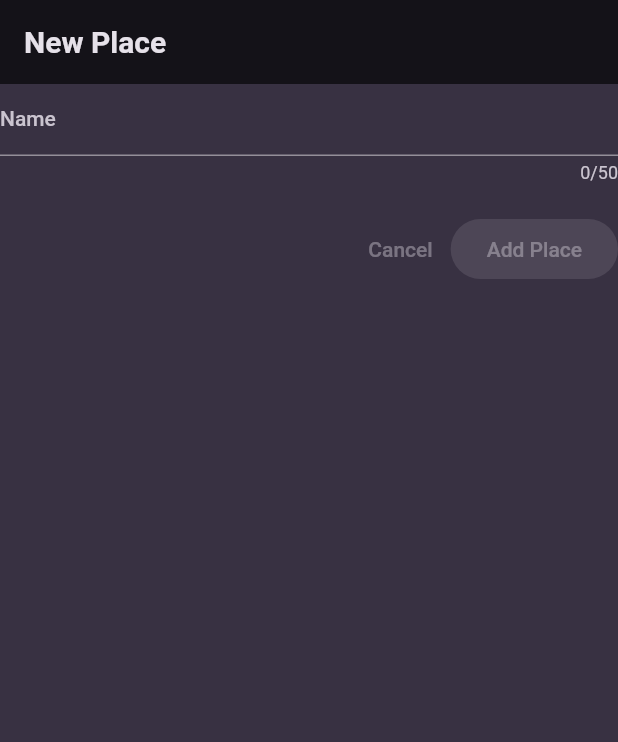
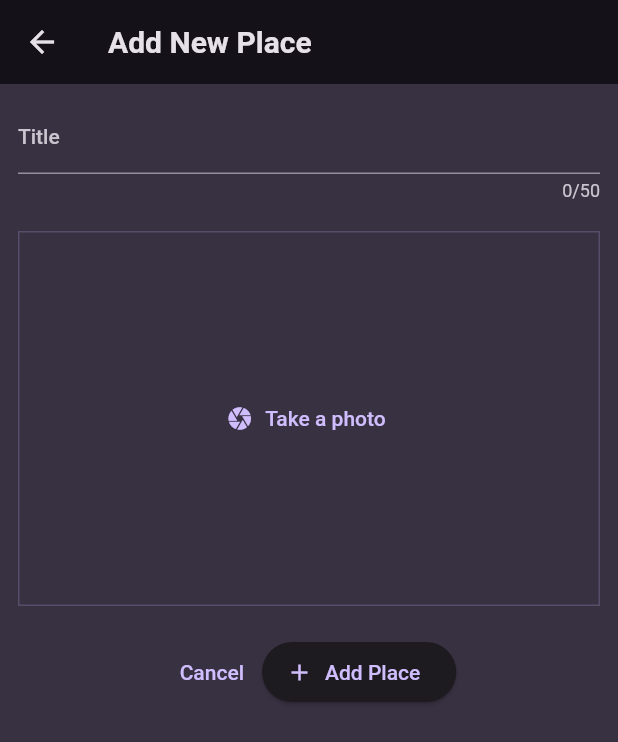
Before and after one commit to stanislavkrasota/course_6th_project, a Flutter app: the screen it shows after launch, after a tap on the "add" icon, on a phone screen of 412 x 824 dp. Shown: the top 742 px of the screen. Run offline on Flutter 3.47's test engine with Material 2 defaults, Android fonts, the phone set to English and light mode, and no system bars; our stand-ins replace flutter_riverpod, google_fonts, image_picker.

Commit message:
Polish basic structure. Adding image photo

```diff
--- a/lib/main.dart
+++ b/lib/main.dart
@@ -39,6 +39,6 @@ class MyApp extends StatelessWidget {
   @override
   Widget build(BuildContext context) {
     return MaterialApp(
-        title: 'Great Places', theme: theme, home: const MyPlaceList());
+        title: 'Great Places', theme: theme, home: const PlacesScreen());
   }
 }
--- a/lib/models/place.dart
+++ b/lib/models/place.dart
@@ -1,8 +1,15 @@
+import 'dart:io';
+
+import 'package:uuid/uuid.dart';
+
+const uuid = Uuid();
+
 class Place {
+  Place({
+    required this.title,
+    required this.image,
+  }) : id = uuid.v4();
   final String id;
   final String title;
-  const Place({
-    required this.id,
-    required this.title,
-  });
+  final File image;
 }
--- a/lib/providers/place_provider.dart
+++ b/lib/providers/place_provider.dart
@@ -1,4 +1,15 @@
-import 'package:course_6th_project/mocks/dummy_places.dart';
+import 'package:course_6th_project/models/place.dart';
 import 'package:flutter_riverpod/flutter_riverpod.dart';
 
-final placesProvider = Provider((red) => dummyPlaces);
+class UserPlacesNotifier extends StateNotifier<List<Place>> {
+  UserPlacesNotifier() : super([]);
+
+  addplace(Place newPlace) {
+    state = [newPlace, ...state];
+  }
+}
+
+final userPlacesProvider =
+    StateNotifierProvider<UserPlacesNotifier, List<Place>>((ref) {
+  return UserPlacesNotifier();
+});
--- a/lib/screens/my_places.dart
+++ b/lib/screens/my_places.dart
@@ -1,81 +1,44 @@
-import 'package:course_6th_project/models/place.dart';
+import 'package:course_6th_project/providers/place_provider.dart';
 import 'package:course_6th_project/screens/new_place.dart';
-import 'package:course_6th_project/screens/place_item.dart';
+import 'package:course_6th_project/widgets/place_list.dart';
 import 'package:flutter/material.dart';
 import 'package:flutter_riverpod/flutter_riverpod.dart';
 
-import '../providers/place_provider.dart';
+class PlacesScreen extends ConsumerWidget {
+  const PlacesScreen({super.key});
 
-class MyPlaceList extends ConsumerStatefulWidget {
-  const MyPlaceList({super.key});
+  // final List<Place> _placeList = dummyPlaces;
 
-  @override
-  ConsumerState<MyPlaceList> createState() => _MyPlaceListState();
-}
-
-class _MyPlaceListState extends ConsumerState<MyPlaceList> {
-  List<Place> _placeList = [];
-
-  void _setScreen(Place? place) async {
-    Navigator.of(context).pop();
-    if (place == null) {
+  void _setScreen(BuildContext context) async {
+    // Navigator.of(context).pop();
     final newItem = await Navigator.of(context).push(
       MaterialPageRoute(
-          builder: (ctx) => const NewPlace(),
+        builder: (ctx) => const NewPlaceScreen(),
       ),
     );
     if (newItem == null) {
       return;
     }
-
-      setState(() {
-        _placeList.add(newItem);
-      });
-    } else {
-      await Navigator.of(context).push(
-        MaterialPageRoute(
-          builder: (ctx) => PlaceItem(
-            place: place,
-          ),
-        ),
-      );
-    }
   }
 
   @override
-  Widget build(BuildContext context) {
-    _placeList = ref.watch(placesProvider);
-    Widget content = const Center(child: Text('No places added yet'));
-
-    if (_placeList.isNotEmpty) {
-      content = ListView.builder(
-        itemCount: _placeList.length,
-        itemBuilder: (BuildContext ctx, int index) => Dismissible(
-          key: ValueKey(_placeList[index].id),
-          child: Expanded(
-            child: ListTile(
-              onTap: () => _setScreen(_placeList[index]),
-              title: Text(
-                _placeList[index].title,
-              ),
-            ),
-          ),
-          onDismissed: (direction) {},
-        ),
-      );
-    }
+  Widget build(BuildContext context, WidgetRef ref) {
+    final availablePlaces = ref.watch(userPlacesProvider);
 
     return Scaffold(
       appBar: AppBar(
         title: const Text('Your Places'),
         actions: [
           IconButton(
-            onPressed: () => _setScreen(null),
+            onPressed: () => _setScreen(context),
             icon: const Icon(Icons.add),
           )
         ],
       ),
-      body: content,
+      body: Padding(
+        padding: const EdgeInsets.all(8.0),
+        child: PLacesList(places: availablePlaces),
+      ),
     );
   }
 }
--- a/lib/screens/new_place.dart
+++ b/lib/screens/new_place.dart
@@ -1,38 +1,85 @@
+import 'dart:io';
+
+import 'package:course_6th_project/models/place.dart';
+import 'package:course_6th_project/providers/place_provider.dart';
+import 'package:course_6th_project/widgets/image_input.dart';
 import 'package:flutter/material.dart';
+import 'package:flutter_riverpod/flutter_riverpod.dart';
 
-class NewPlace extends StatelessWidget {
-  const NewPlace({super.key});
+class NewPlaceScreen extends ConsumerStatefulWidget {
+  const NewPlaceScreen({super.key});
+  // final void Function(Place) addNewPlaceItem;
 
-  final String placeName = '';
+  @override
+  ConsumerState<NewPlaceScreen> createState() => _NewPlaceScreenState();
+}
+
+class _NewPlaceScreenState extends ConsumerState<NewPlaceScreen> {
+  final _titleController = TextEditingController();
+  File? _selectedImage;
+
+  void _saveChanges() {
+    final enteredTitle = _titleController.text;
+    if (enteredTitle.trim().isEmpty || _selectedImage == null) {
+      return;
+    } else {
+      ref
+          .watch(userPlacesProvider.notifier)
+          .addplace(Place(title: enteredTitle, image: _selectedImage!));
+      Navigator.pop(context);
+    }
+  }
+
+  @override
+  void dispose() {
+    _titleController.dispose();
+    super.dispose();
+  }
 
   @override
   Widget build(BuildContext context) {
     return Scaffold(
       appBar: AppBar(
-        title: const Text('New Place'),
+        title: const Text('Add New Place'),
       ),
-      body: const Column(
+      body: SingleChildScrollView(
+        padding: const EdgeInsets.all(12),
+        child: Column(
           children: [
             TextField(
               maxLength: 50,
-            decoration: InputDecoration(label: Text('Name')),
+              controller: _titleController,
+              decoration: const InputDecoration(
+                labelText: 'Title',
               ),
-          SizedBox(height: 20),
+              onChanged: (value) {},
+              style:
+                  TextStyle(color: Theme.of(context).colorScheme.onBackground),
+            ),
+            const SizedBox(height: 20),
+            ImageInput(
+              onPickImage: (image) {
+                _selectedImage = image;
+              },
+            ),
+            const SizedBox(height: 20),
             Row(
-            mainAxisAlignment: MainAxisAlignment.end,
+              mainAxisAlignment: MainAxisAlignment.center,
               children: [
                 TextButton(
-                onPressed: null,
-                child: Text('Cancel'),
+                  onPressed: () => Navigator.pop(context),
+                  child: const Text('Cancel'),
                 ),
-              ElevatedButton(
-                onPressed: null,
-                child: Text('Add Place'),
+                ElevatedButton.icon(
+                  onPressed: _saveChanges,
+                  icon: const Icon(Icons.add),
+                  label: const Text('Add Place'),
                 )
               ],
             ),
           ],
         ),
+      ),
     );
   }
 }
--- /dev/null
+++ b/lib/widgets/image_input.dart
@@ -0,0 +1,63 @@
+import 'dart:io';
+
+import 'package:flutter/material.dart';
+import 'package:image_picker/image_picker.dart';
+
+class ImageInput extends StatefulWidget {
+  const ImageInput({super.key, required this.onPickImage});
+
+  final void Function(File image) onPickImage;
+
+  @override
+  State<ImageInput> createState() => _ImageInputState();
+}
+
+class _ImageInputState extends State<ImageInput> {
+  File? _pickedImage;
+
+  void _takePicture() async {
+    final imagePicker = ImagePicker();
+    final image =
+        await imagePicker.pickImage(source: ImageSource.camera, maxWidth: 60);
+    if (image == null) {
+      return;
+    }
+    setState(() {
+      _pickedImage = File(image.path);
+    });
+
+    widget.onPickImage(_pickedImage!);
+  }
+
+  @override
+  Widget build(BuildContext context) {
+    Widget content = TextButton.icon(
+      onPressed: _takePicture,
+      icon: const Icon(Icons.camera),
+      label: const Text('Take a photo'),
+    );
+
+    if (_pickedImage != null) {
+      content = GestureDetector(
+        onTap: _takePicture,
+        child: Image.file(
+          _pickedImage!,
+          fit: BoxFit.cover,
+          width: double.infinity,
+          height: double.infinity,
+        ),
+      );
+    }
+
+    return Container(
+        height: 250,
+        width: double.infinity,
+        alignment: Alignment.center,
+        decoration: BoxDecoration(
+          border: Border.all(
+              width: 1,
+              color: Theme.of(context).colorScheme.primary.withOpacity(0.2)),
+        ),
+        child: content);
+  }
+}
--- /dev/null
+++ b/lib/widgets/place_list.dart
@@ -0,0 +1,58 @@
+import 'package:course_6th_project/models/place.dart';
+import 'package:course_6th_project/screens/place_detail.dart';
+import 'package:flutter/material.dart';
+
+class PLacesList extends StatelessWidget {
+  const PLacesList({super.key, required this.places});
+
+  final List<Place> places;
+
+  void _openPlaceDetails(BuildContext context, Place place) {
+    Navigator.of(context).push(
+      MaterialPageRoute(
+        builder: (ctx) => PlaceDetailScreen(
+          place: place,
+        ),
+      ),
+    );
+  }
+
+  @override
+  Widget build(BuildContext context) {
+    if (places.isEmpty) {
+      return Center(
+          child: Text(
+        'No places added yet',
+        style: Theme.of(context)
+            .textTheme
+            .bodyLarge!
+            .copyWith(color: Theme.of(context).colorScheme.onBackground),
+      ));
+    }
+
+    return ListView.builder(
+      itemCount: places.length,
+      itemBuilder: (BuildContext ctx, int index) => Dismissible(
+        key: ValueKey(places[index].id),
+        child: SizedBox(
+          width: double.infinity,
+          child: ListTile(
+            leading: CircleAvatar(
+              radius: 26,
+              backgroundImage: FileImage(places[index].image),
+            ),
+            title: Text(
+              places[index].title,
+              style: Theme.of(context)
+                  .textTheme
+                  .titleMedium!
+                  .copyWith(color: Theme.of(context).colorScheme.onBackground),
+            ),
+            onTap: () => _openPlaceDetails(context, places[index]),
+          ),
+        ),
+        onDismissed: (direction) {},
+      ),
+    );
+  }
+}
--- a/pubspec.yaml
+++ b/pubspec.yaml
@@ -37,6 +37,8 @@ dependencies:
   cupertino_icons: ^1.0.2
   google_fonts: ^5.1.0
   flutter_riverpod: ^2.3.6
+  uuid: ^3.0.7
+  image_picker: ^1.0.1
 
 dev_dependencies:
   flutter_test:
```
Also changed, not shown: lib/mocks/dummy_places.dart (deleted, +0 -12 lines), lib/providers/favorite_places_provider.dart (added, +23 -0 lines), lib/screens/place_detail.dart (added, +26 -0 lines), lib/screens/place_item.dart (deleted, +0 -18 lines), pubspec.lock, 11 other files. Lines whose indentation alone changed are shown as unchanged.
